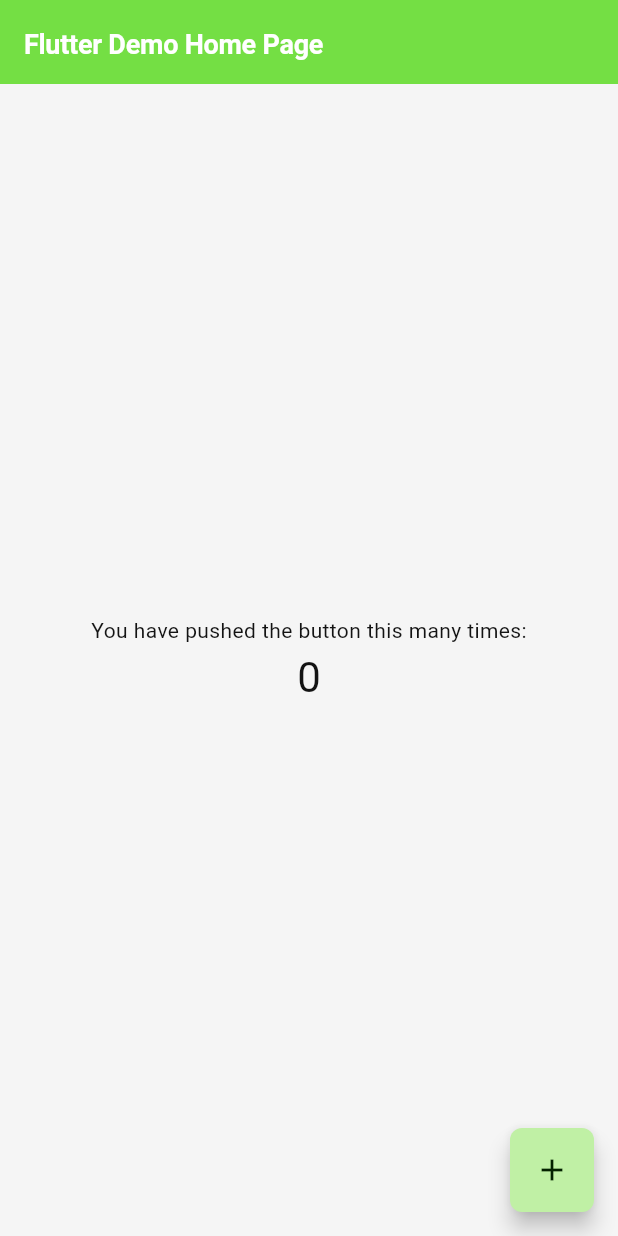
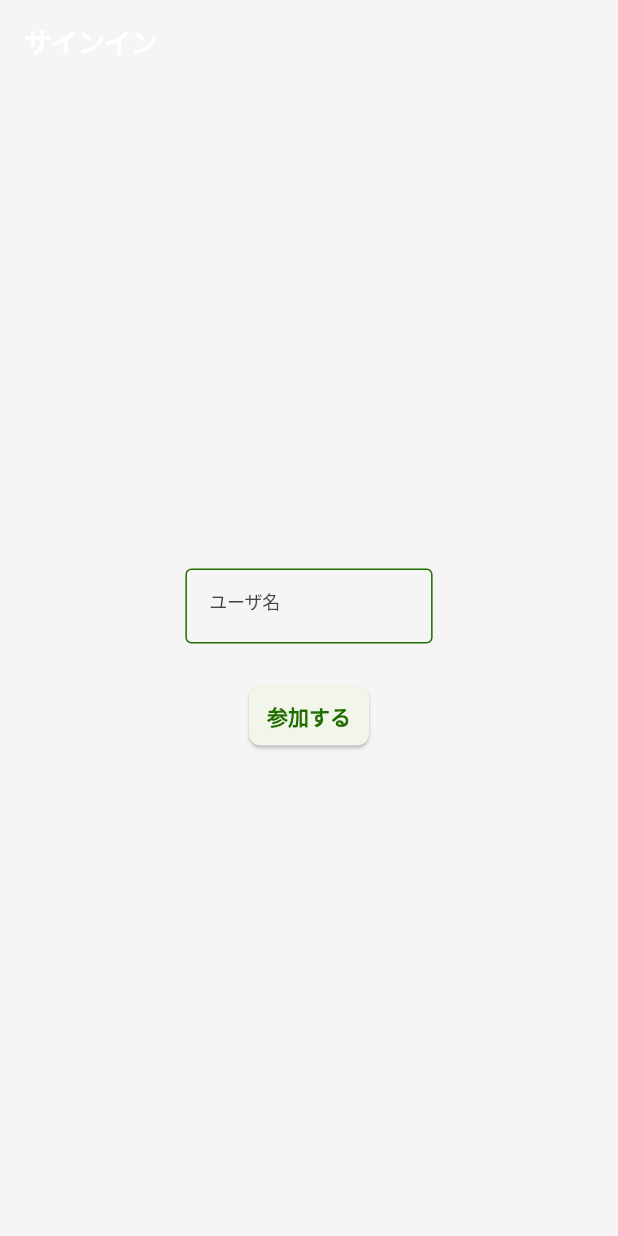
Before and after one commit to Tani1015/flutter_hackason_template, a Flutter app: the screen it shows after launch, on a phone screen of 412 x 824 dp. Run offline on Flutter 3.47's test engine with Material 3 defaults, Android fonts, the phone set to English and light mode, and no system bars; our stand-ins replace cloud_firestore, cloud_functions, firebase_auth, firebase_messaging, firebase_storage, freezed_annotation and 4 more; accounts and stored records are empty.

Commit message:
update settings

```diff
--- a/apps/flutter_tokyo_hackathon2024/lib/main.dart
+++ b/apps/flutter_tokyo_hackathon2024/lib/main.dart
@@ -15,100 +15,62 @@
   Widget build(BuildContext context) {
     return MaterialApp(
       title: 'Flutter Hackathon 2024',
+      debugShowCheckedModeBanner: false,
       navigatorKey: navigatorKey,
       theme: themeLight,
       darkTheme: themeDark,
-      themeMode: ThemeMode.system,
       builder: (_, child) => AppWrapper(child!),
-      home: const MyHomePage(title: 'Flutter Demo Home Page'),
+      home: const MyHomePage(),
     );
   }
 }
 
 class MyHomePage extends StatefulWidget {
-  const MyHomePage({super.key, required this.title});
-
-  // This widget is the home page of your application. It is stateful, meaning
-  // that it has a State object (defined below) that contains fields that affect
-  // how it looks.
-
-  // This class is the configuration for the state. It holds the values (in this
-  // case the title) provided by the parent (in this case the App widget) and
-  // used by the build method of the State. Fields in a Widget subclass are
-  // always marked "final".
-
-  final String title;
+  const MyHomePage({super.key});
 
   @override
   State<MyHomePage> createState() => _MyHomePageState();
 }
 
 class _MyHomePageState extends State<MyHomePage> {
-  int _counter = 0;
-
-  void _incrementCounter() {
-    setState(() {
-      // This call to setState tells the Flutter framework that something has
-      // changed in this State, which causes it to rerun the build method below
-      // so that the display can reflect the updated values. If we changed
-      // _counter without calling setState(), then the build method would not be
-      // called again, and so nothing would appear to happen.
-      _counter++;
-    });
-  }
+  final _key = GlobalKey();
 
   @override
   Widget build(BuildContext context) {
-    // This method is rerun every time setState is called, for instance as done
-    // by the _incrementCounter method above.
-    //
-    // The Flutter framework has been optimized to make rerunning build methods
-    // fast, so that you can just rebuild anything that needs updating rather
-    // than having to individually change instances of widgets.
     return Scaffold(
       appBar: AppBar(
-        // TRY THIS: Try changing the color here to a specific color (to
-        // Colors.amber, perhaps?) and trigger a hot reload to see the AppBar
-        // change color while the other colors stay the same.
-        backgroundColor: Theme.of(context).colorScheme.inversePrimary,
-        // Here we take the value from the MyHomePage object that was created by
-        // the App.build method, and use it to set our appbar title.
-        title: Text(widget.title),
+        title: const Text('サインイン'),
       ),
-      body: Center(
-        // Center is a layout widget. It takes a single child and positions it
-        // in the middle of the parent.
-        child: Column(
-          // Column is also a layout widget. It takes a list of children and
-          // arranges them vertically. By default, it sizes itself to fit its
-          // children horizontally, and tries to be as tall as its parent.
-          //
-          // Column has various properties to control how it sizes itself and
-          // how it positions its children. Here we use mainAxisAlignment to
-          // center the children vertically; the main axis here is the vertical
-          // axis because Columns are vertical (the cross axis would be
-          // horizontal).
-          //
-          // TRY THIS: Invoke "debug painting" (choose the "Toggle Debug Paint"
-          // action in the IDE, or press "p" in the console), to see the
-          // wireframe for each widget.
-          mainAxisAlignment: MainAxisAlignment.center,
-          children: <Widget>[
-            const Text(
-              'You have pushed the button this many times:',
+      body: LayoutBuilder(
+        builder: (_, constraints) => SingleChildScrollView(
+          child: ConstrainedBox(
+            constraints: BoxConstraints(minHeight: constraints.maxHeight),
+            child: Center(
+              child: Column(
+                mainAxisAlignment: MainAxisAlignment.center,
+                children: [
+                  Padding(
+                    padding: EdgeInsets.symmetric(
+                      horizontal: MediaQuery.of(context).size.width * 0.6 / 2,
+                    ),
+                    child: TextFormField(
+                      key: _key,
+                      decoration: const InputDecoration(
+                        hintText: 'ユーザ名',
+                      ),
+                    ),
+                  ),
+                  const SizedBox(height: 24),
+                  ElevatedButton(
+                    onPressed: () {},
+                    child: const Text('参加する'),
+                  ),
+                ],
+              ),
             ),
-            Text(
-              '$_counter',
-              style: Theme.of(context).textTheme.headlineMedium,
-            ),
-          ],
+          ),
         ),
       ),
-      floatingActionButton: FloatingActionButton(
-        onPressed: _incrementCounter,
-        tooltip: 'Increment',
-        child: const Icon(Icons.add),
-      ), // This trailing comma makes auto-formatting nicer for build methods.
     );
   }
 }
```
Also changed, not shown: 4 other files.
